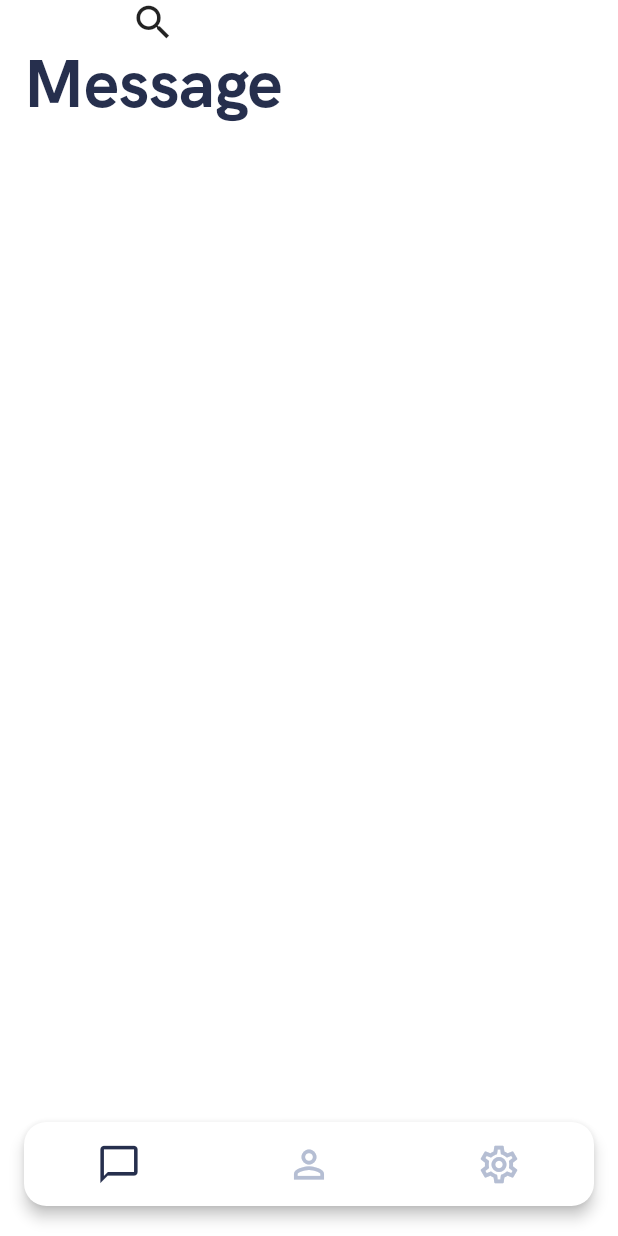
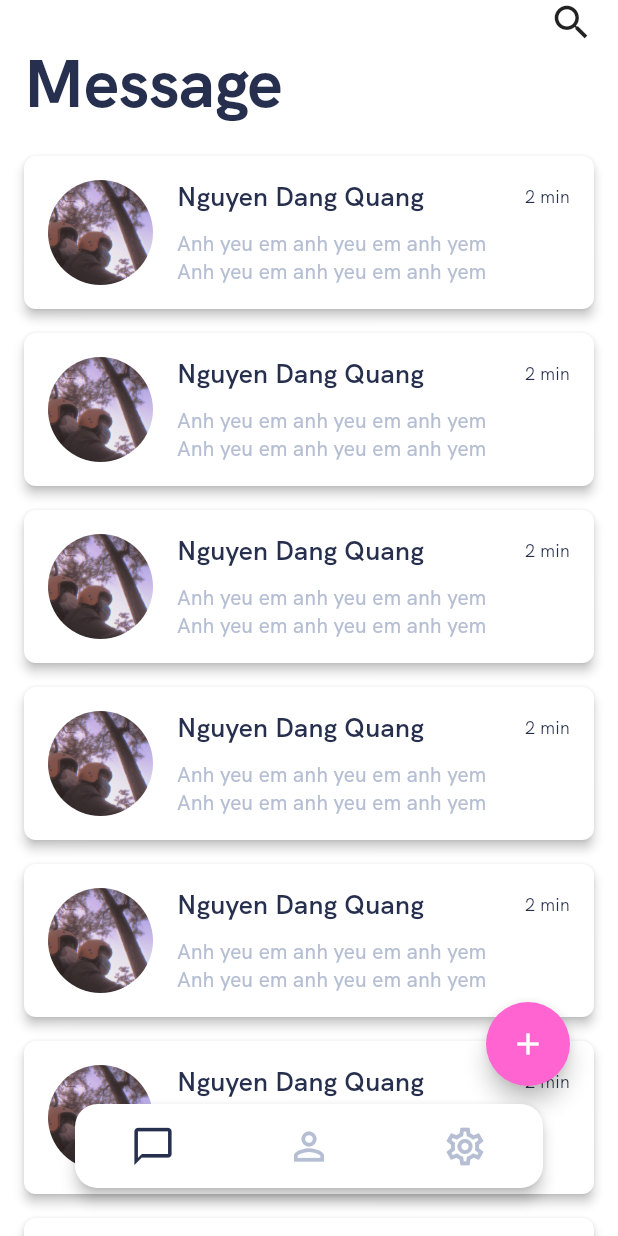
Before and after one commit to quangnd2203/flutter-firebase-chat, a Flutter app: the screen it shows after launch, on a phone screen of 412 x 824 dp. Run offline on Flutter 3.47's test engine with Material 2 defaults, Android fonts, the phone set to English and light mode, and no system bars; drawn by our look-alikes of custom_navigation_bar, overlay_support; our stand-ins replace connectivity_plus, device_info_plus, dio, firebase_analytics, firebase_auth, firebase_core and 8 more; missing offline and left inert: backendless_sdk, flutter_facebook_auth, twitter_login; accounts and stored records are empty.

Commit message:
- UI Messege screen

```diff
--- a/lib/app/constants/app_colors.dart
+++ b/lib/app/constants/app_colors.dart
@@ -1,6 +1,5 @@
 import 'package:flutter/material.dart';
 import '../extensions/extensions.dart';
-import '../utils/app_utils.dart';
 
 class AppColors {
   AppColors._();
@@ -11,4 +10,6 @@ class AppColors {
 
   static Color get grey => HexColor.fromHex('#B5BED3');
 
+  static Color get pink => HexColor.fromHex('#FF64D0');
+
 }
--- /dev/null
+++ b/lib/app/ui/message/widget/widget_conversation.dart
@@ -0,0 +1,63 @@
+import 'package:flutter/material.dart';
+
+import '../../../constants/constants.dart';
+
+class WidgetConversation extends StatelessWidget {
+  const WidgetConversation({Key? key}) : super(key: key);
+
+  @override
+  Widget build(BuildContext context) {
+    return Padding(
+      padding: const EdgeInsets.only(bottom: 16),
+      child: PhysicalModel(
+        color: Colors.white,
+        elevation: 3,
+        borderRadius: BorderRadius.circular(8),
+        child: Padding(
+          padding: const EdgeInsets.all(16.0),
+          child: IntrinsicHeight(
+            child: Row(
+              crossAxisAlignment: CrossAxisAlignment.start,
+              children: <Widget>[
+                ClipRRect(
+                  borderRadius: BorderRadius.circular(999),
+                  child: Image.asset(
+                    AppImages.jpg('anhnen'),
+                    fit: BoxFit.cover,
+                    width: 70,
+                    height: 70,
+                  ),
+                ),
+                const SizedBox(
+                  width: 16,
+                ),
+                Expanded(
+                  child: Column(
+                    crossAxisAlignment: CrossAxisAlignment.start,
+                    mainAxisAlignment: MainAxisAlignment.spaceBetween,
+                    children: <Widget>[
+                      Text(
+                        'Nguyen Dang Quang',
+                        style: AppTextStyles.normalSemiBold.copyWith(fontSize: 18),
+                      ),
+                      Text(
+                          'Anh yeu em anh yeu em anh yem Anh yeu em anh yeu em anh yem Anh yeu em anh yeu em anh yem Anh yeu em anh yeu em anh yem ',
+                        style: AppTextStyles.normal.copyWith(fontSize: 14, color: AppColors.grey, height: 1.35),
+                        maxLines: 2,
+                      ),
+                    ],
+                  ),
+                ),
+                const SizedBox(width: 16,),
+                Padding(
+                  padding: const EdgeInsets.only(top: 4),
+                  child: Text('2 min', style: AppTextStyles.normalRegular.copyWith(fontSize: 12),),
+                )
+              ],
+            ),
+          ),
+        ),
+      ),
+    );
+  }
+}
--- a/lib/app/ui/navigation/navigation_screen.dart
+++ b/lib/app/ui/navigation/navigation_screen.dart
@@ -10,10 +10,19 @@ class NavigationScreen extends BaseScreen<NavigationController> {
   Widget? builder() {
     // TODO: implement builder
     return Scaffold(
-      body: MessageScreen(),
+      body: FadeIndexedStack(
+        index: controller.index.value,
+        duration: const Duration(milliseconds: 300),
+        children: <Widget>[
+          MessageScreen(),
+          const SizedBox(),
+          const SizedBox(),
+        ],
+      ),
       backgroundColor: Colors.white,
-      bottomNavigationBar: Padding(
-        padding: const EdgeInsets.fromLTRB(16, 0, 16, 20),
+      floatingActionButtonLocation: FloatingActionButtonLocation.centerDocked,
+      floatingActionButton: Padding(
+        padding: const EdgeInsets.fromLTRB(50, 0, 50, 32),
         child: CustomNavigationBar(
           scaleFactor: 0.25,
           elevation: 4,
@@ -39,12 +48,4 @@ class NavigationScreen extends BaseScreen<NavigationController> {
       ),
     );
   }
-
-  // Widget _buildBody() {
-  //   return Column(
-  //     children: <Widget>[
-  //       //
-  //     ],
-  //   );
-  // }
 }
--- /dev/null
+++ b/lib/app/ui/widgets/fade_indexed_stack.dart
@@ -0,0 +1,58 @@
+// ignore_for_file: library_private_types_in_public_api
+
+import 'package:flutter/material.dart';
+
+class FadeIndexedStack extends StatefulWidget {
+
+  const FadeIndexedStack({
+    Key? key,
+    required this.index,
+    required this.children,
+    this.duration = const Duration(
+      milliseconds: 800,
+    ),
+  }) : super(key: key);
+  final int index;
+  final List<Widget> children;
+  final Duration duration;
+
+  @override
+  _FadeIndexedStackState createState() => _FadeIndexedStackState();
+}
+
+class _FadeIndexedStackState extends State<FadeIndexedStack>
+    with SingleTickerProviderStateMixin {
+  late AnimationController _controller;
+
+  @override
+  void didUpdateWidget(FadeIndexedStack oldWidget) {
+    if (widget.index != oldWidget.index) {
+      _controller.forward(from: 0.0);
+    }
+    super.didUpdateWidget(oldWidget);
+  }
+
+  @override
+  void initState() {
+    _controller = AnimationController(vsync: this, duration: widget.duration);
+    _controller.forward();
+    super.initState();
+  }
+
+  @override
+  void dispose() {
+    _controller.dispose();
+    super.dispose();
+  }
+
+  @override
+  Widget build(BuildContext context) {
+    return FadeTransition(
+      opacity: _controller,
+      child: IndexedStack(
+        index: widget.index,
+        children: widget.children,
+      ),
+    );
+  }
+}
--- a/lib/app/ui/widgets/widgets.dart
+++ b/lib/app/ui/widgets/widgets.dart
@@ -1,4 +1,5 @@
 export 'dialog/dialog.dart';
+export 'fade_indexed_stack.dart';
 export 'widget_button.dart';
 export 'widget_input.dart';
 export 'widget_keyboard_dismiss.dart';
--- a/pubspec.yaml
+++ b/pubspec.yaml
@@ -46,11 +46,13 @@ dependencies:
   #Other
   keyboard_dismisser: ^3.0.0
   custom_navigation_bar: ^0.8.2
+  animations: ^2.0.3
 
 flutter:
   uses-material-design: true
   assets:
     - assets/images/png/
+    - assets/images/jpg/
 
   fonts:
     - family: HKGrotesk
```
Also changed, not shown: lib/app/ui/message/_screen.dart (+51 -11 lines), assets/images/jpg/anhnen.jpg (added).
